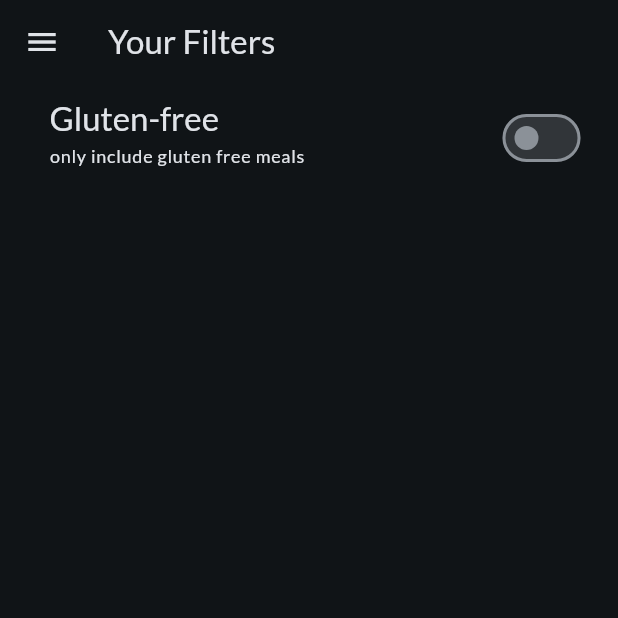
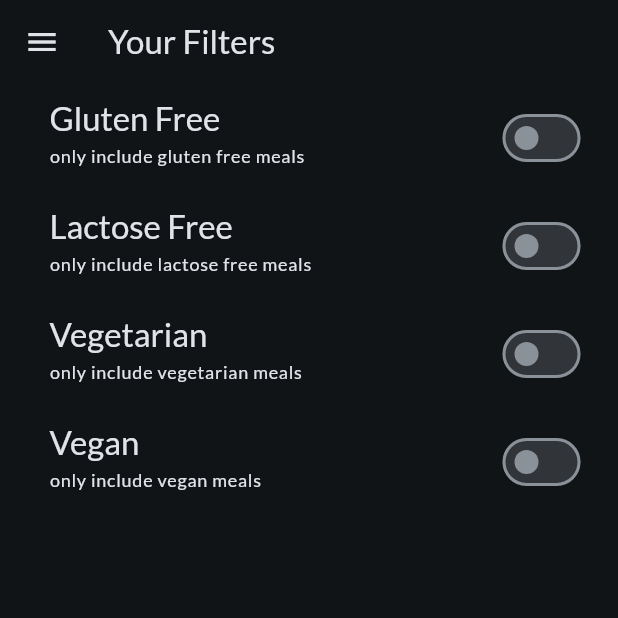
Before and after one commit to bhargav1131/Tastify, a Flutter app: the FiltersScreen screen opened directly, on a phone screen of 412 x 824 dp, the top half of it. Run offline on Flutter 3.47's test engine with Material 3 defaults, Android fonts, the light colour scheme and no system bars; our stand-ins replace google_fonts, transparent_image.

Commit message:
add on some more filters(does not work yet)

```diff
--- a/lib/screens/filters.dart
+++ b/lib/screens/filters.dart
@@ -13,6 +13,9 @@ class FiltersScreen extends StatefulWidget{
 
 class _FiltersScreenState extends State<FiltersScreen>{
   var _glutenFreeFilterSet = false;
+  var _lactoseFreeFilterSet = false;
+  var _vegetarianFilterSet = false;
+  var _veganFilterSet = false;
 
   @override
   Widget build(BuildContext context) {
@@ -35,7 +38,7 @@ class _FiltersScreenState extends State<FiltersScreen>{
                 _glutenFreeFilterSet = isChecked;
               });
             },
-            title: Text('Gluten-free', style: Theme.of(context).textTheme.titleLarge!.copyWith(
+            title: Text('Gluten Free', style: Theme.of(context).textTheme.titleLarge!.copyWith(
               color: Theme.of(context).colorScheme.onSurface,),
             ),
             subtitle: Text('only include gluten free meals', style: Theme.of(context).textTheme.labelMedium!.copyWith(
@@ -43,7 +46,58 @@ class _FiltersScreenState extends State<FiltersScreen>{
             ),
             activeColor: Theme.of(context).colorScheme.tertiary,
             contentPadding: const EdgeInsets.only(left: 33, right: 21),
-          )
+          ),
+
+          SwitchListTile(
+            value:  _lactoseFreeFilterSet,
+            onChanged: (isChecked){
+              setState(() {
+                _lactoseFreeFilterSet = isChecked;
+              });
+            },
+            title: Text('Lactose Free', style: Theme.of(context).textTheme.titleLarge!.copyWith(
+              color: Theme.of(context).colorScheme.onSurface,),
+            ),
+            subtitle: Text('only include lactose free meals', style: Theme.of(context).textTheme.labelMedium!.copyWith(
+              color: Theme.of(context).colorScheme.onSurface,),
+            ),
+            activeColor: Theme.of(context).colorScheme.tertiary,
+            contentPadding: const EdgeInsets.only(left: 33, right: 21),
+          ),
+
+          SwitchListTile(
+            value:  _vegetarianFilterSet,
+            onChanged: (isChecked){
+              setState(() {
+                _vegetarianFilterSet = isChecked;
+              });
+            },
+            title: Text('Vegetarian', style: Theme.of(context).textTheme.titleLarge!.copyWith(
+              color: Theme.of(context).colorScheme.onSurface,),
+            ),
+            subtitle: Text('only include vegetarian meals', style: Theme.of(context).textTheme.labelMedium!.copyWith(
+              color: Theme.of(context).colorScheme.onSurface,),
+            ),
+            activeColor: Theme.of(context).colorScheme.tertiary,
+            contentPadding: const EdgeInsets.only(left: 33, right: 21),
+          ),
+
+          SwitchListTile(
+            value:  _veganFilterSet,
+            onChanged: (isChecked){
+              setState(() {
+                _veganFilterSet = isChecked;
+              });
+            },
+            title: Text('Vegan', style: Theme.of(context).textTheme.titleLarge!.copyWith(
+              color: Theme.of(context).colorScheme.onSurface,),
+            ),
+            subtitle: Text('only include vegan meals', style: Theme.of(context).textTheme.labelMedium!.copyWith(
+              color: Theme.of(context).colorScheme.onSurface,),
+            ),
+            activeColor: Theme.of(context).colorScheme.tertiary,
+            contentPadding: const EdgeInsets.only(left: 33, right: 21),
+          ),
         ],
       ),
     );
```
